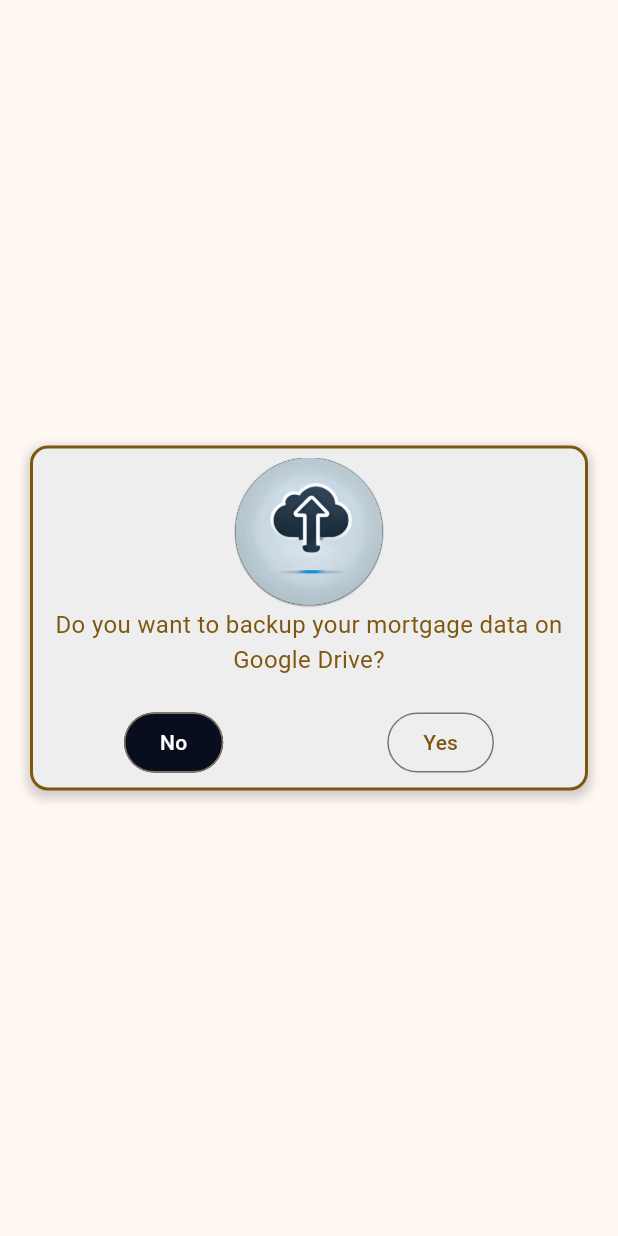
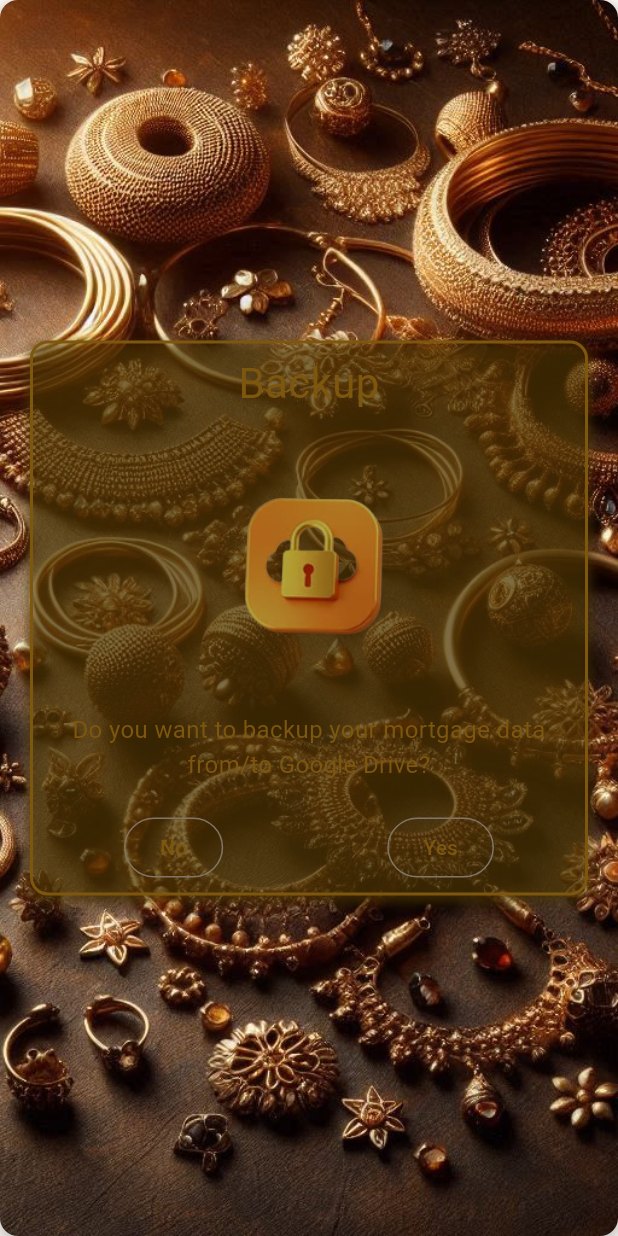
Before and after one commit to kumsumit/loanx, a Flutter app: the screen it shows after launch, on a phone screen of 412 x 824 dp. Run offline on Flutter 3.47's test engine with Material 3 defaults, Android fonts, the phone set to English and light mode, and no system bars; our stand-ins replace auto_size_text, flutter_hooks, flutter_native_splash, flutter_secure_storage, flutter_typeahead, google_sign_in and 7 more; missing offline and left inert: encrypt, flutter_color_picker_plus, googleapis, workmanager; accounts and stored records are empty; generated files the repository leaves out were written again; statements that could not run were skipped.

Commit message:
ask backup screen improved

```diff
--- a/lib/screens/ask_backup_screen.dart
+++ b/lib/screens/ask_backup_screen.dart
@@ -8,29 +8,49 @@ import 'package:mortgage/service/backup_service.dart';
 import 'package:mortgage/service/database_helper.dart';
 import 'package:mortgage/widget/loading_overlay.dart';
 import 'package:mortgage/widget/snackbar.dart';
-// import 'package:workmanager/workmanager.dart';
 
 class AskBackupScreen extends HookWidget {
   const AskBackupScreen({super.key});
 
   @override
   Widget build(BuildContext context) {
+
     final isLoading = useState(false);
     return Material(
         child: LoadingOverlay(
       isLoading: isLoading.value,
-      child: Center(
-        child: Padding(
-          padding: const EdgeInsets.all(20.0),
-          child: DecoratedBox(
+      child:
+      DecoratedBox(
         decoration: BoxDecoration(
-              color: Theme.of(context).brightness == Brightness.dark
-                  ? Colors.grey[800]
-                  : Colors.grey[200],
+          // color: Theme.of(context).brightness == Brightness.dark
+          //     ? Colors.grey[800]
+          //     : Colors.grey[200],
+          image: DecorationImage(
+            image: AssetImage("assets/background.png"),
+            fit: BoxFit.cover,
+          ),
           borderRadius: BorderRadius.circular(12.0),
           boxShadow: [
             BoxShadow(
               color: Colors.grey.withOpacity(0.5),
+              spreadRadius: 2,
+              blurRadius: 5,
+              offset: Offset(0, 3),
+            )]),
+        child: Center(
+          child: Padding(
+            padding: const EdgeInsets.all(20.0),
+            child:
+             DecoratedBox(
+              decoration: BoxDecoration(
+                // color: Theme.of(context).brightness == Brightness.dark
+                //     ? Colors.grey[800]
+                //     : Colors.grey[200],
+                color: Colors.transparent,
+                borderRadius: BorderRadius.circular(12.0),
+                boxShadow: [
+                  BoxShadow(
+                    color: const Color.fromARGB(255, 73, 51, 2).withOpacity(0.7),
                     spreadRadius: 2,
                     blurRadius: 5,
                     offset: Offset(0, 3),
@@ -47,11 +67,18 @@ class AskBackupScreen extends HookWidget {
                   mainAxisSize: MainAxisSize.min,
                   mainAxisAlignment: MainAxisAlignment.center,
                   children: [
-                  Image.asset("assets/backup.png",height: 100,width: 100,),
+                 Text('Backup',
+        style: TextStyle(
+          color: Theme.of(context).colorScheme.primary,
+          fontSize: Theme.of( context).textTheme.headlineMedium!.fontSize,
+        )
+
+        ),
+                    Image.asset("assets/backup.png",height: 200,width: 200,),
                     Padding(
                       padding: const EdgeInsets.only(left: 8.0,right: 8.0),
                       child: Text(
-                      'Do you want to backup your mortgage data on Google Drive?',
+                        'Do you want to backup your mortgage data from/to Google Drive?',
                         style: TextStyle(
                             fontSize: 16,
                             color: Theme.of(context).colorScheme.primary),
@@ -66,8 +93,7 @@ class AskBackupScreen extends HookWidget {
                       children: [
                         Consumer(builder: (context, ref, child) {
                           return OutlinedButton(
-                          style: ButtonStyle(backgroundColor:
-                          WidgetStateProperty.all<Color>(Color(0xFF080E1E))) ,
+
                             onPressed: () async {
                               isLoading.value = true;
                               if (!FastDB.getIsTableCreated()) {
@@ -88,7 +114,7 @@ class AskBackupScreen extends HookWidget {
                                   MaterialPageRoute(
                                       builder: (context) => const DashBoard()));
                             },
-                          child: const Text('No', style: TextStyle(color: Colors.white),),
+                            child: const Text('No'),
                           );
                         }),
                         Consumer(builder: (context, ref, child) {
@@ -199,6 +225,37 @@ class AskBackupScreen extends HookWidget {
             ),
           ),
         ),
+      ),
     ));
   }
+
+  // void _showDialog(BuildContext context) {
+  //   showDialog(
+  //     context: context,
+  //     builder: (context) => AlertDialog(
+  //       title: const Text('Backup',textAlign: TextAlign.center,),
+  //       content: Column(
+  //         children: [ Image.asset("assets/backup.png",height: 200,width: 200,),
+  //           const Text(
+  //               'Do you want to backup your mortgage data from/to Google Drive?'),
+  //         ],
+  //       ),
+  //       actions: [
+  //         TextButton(
+  //           onPressed: () {
+  //             Navigator.pop(context);
+  //           },
+  //           child: const Text('No'),
+  //         ),
+  //         TextButton(
+  //           onPressed: () {
+  //             Navigator.pop(context);
+  //           },
+  //           child: const Text('Yes'),
+  //         ),
+  //       ],
+  //     ),
+  //   );
+  // }
+
 }
--- a/pubspec.yaml
+++ b/pubspec.yaml
@@ -86,8 +86,7 @@ dependency_overrides:
 flutter:
   uses-material-design: true
   assets:
-    - assets/logo.webp
-    - assets/backup.png
+    - assets/
 
 flutter_native_splash:
   color: '#FFFAD1'
```
Also changed, not shown: assets/background.png (added), assets/backup.png. Lines whose indentation alone changed are shown as unchanged.
